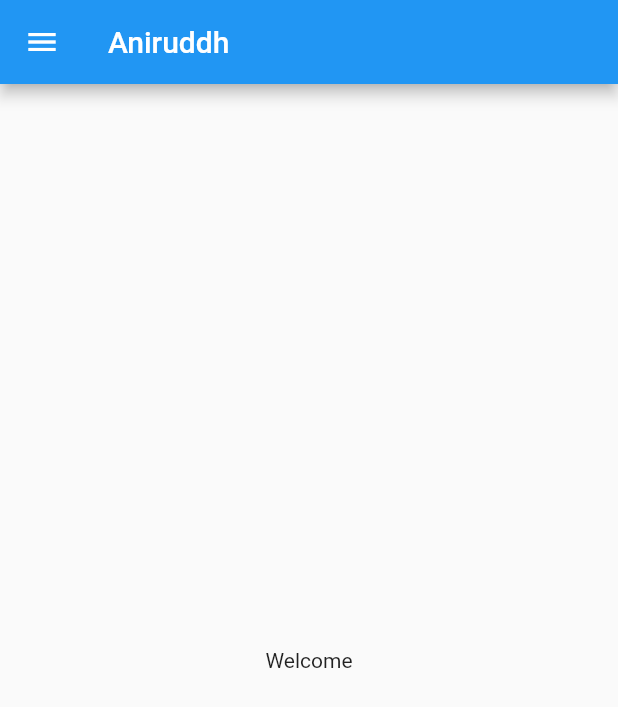
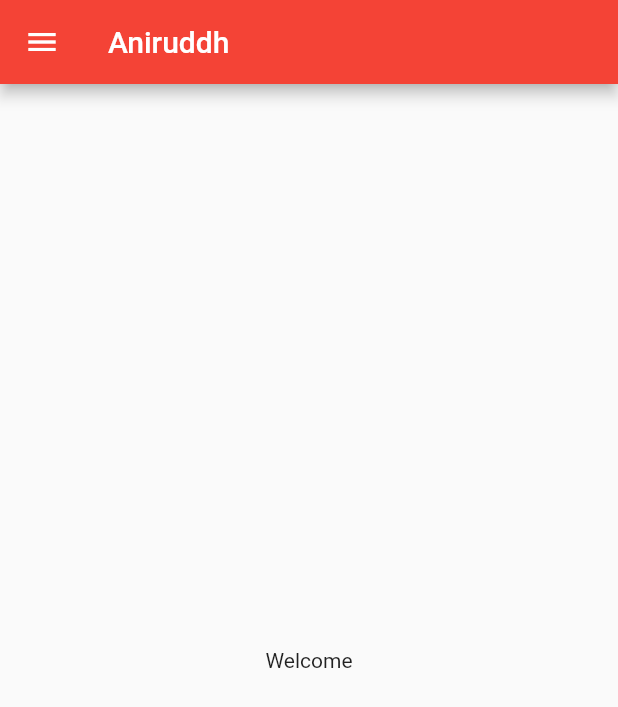
Before and after one commit to Aniruddhagrawal/Learningflutter, a Flutter app: the screen it shows after launch, on a phone screen of 412 x 824 dp. Shown: the top 707 px of the screen. Run offline on Flutter 3.47's test engine with Material 2 defaults, Android fonts, the phone set to English and light mode, and no system bars.

Commit message:
day3 completed

```diff
--- a/lib/main.dart
+++ b/lib/main.dart
@@ -1,5 +1,5 @@
 import 'package:flutter/material.dart';
-import 'package:flutter_application_1/home_page.dart';
+import 'package:flutter_application_1/Pages/home_page.dart';
 
 void main() {
   runApp(const MyApp());
@@ -12,6 +12,12 @@ class MyApp extends StatelessWidget {
   Widget build(BuildContext context) {
     return MaterialApp(
       home: HomePage(),
+      // themeMode: ThemeMode.dark,
+      themeMode: ThemeMode.system,
+      theme: ThemeData(primarySwatch: Colors.red),
+      darkTheme: ThemeData(
+        brightness: Brightness.dark,
+      ),
     );
   }
 }
```
Also changed, not shown: lib/Pages/home_page.dart (renamed from lib/home_page.dart).
